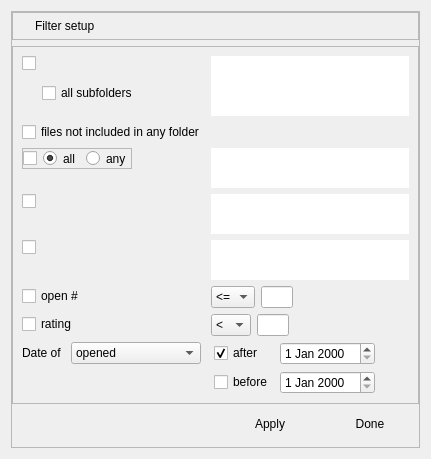
Above: src/widgets/set_filter.ui from Michal-D4/fileo before the change. Below: the same form after it.
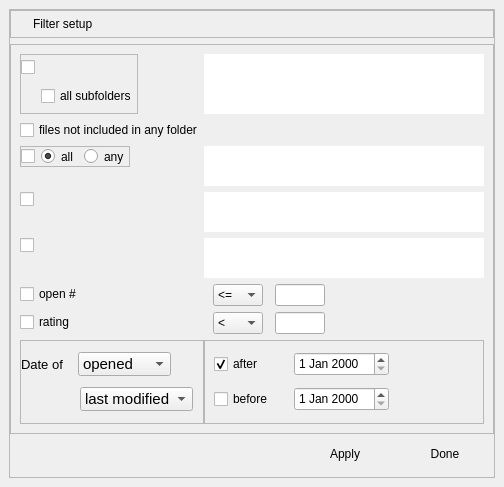
That is the form after the change.

```diff
--- a/src/widgets/set_filter.ui
+++ b/src/widgets/set_filter.ui
@@ -6,16 +6,25 @@
    <rect>
     <x>0</x>
     <y>0</y>
-    <width>431</width>
-    <height>459</height>
+    <width>504</width>
+    <height>487</height>
    </rect>
   </property>
   <property name="windowTitle">
    <string>Form</string>
   </property>
-  <layout class="QVBoxLayout" name="verticalLayout">
-   <property name="spacing">
-    <number>0</number>
+  <layout class="QVBoxLayout" name="VLayoutMain">
+   <property name="leftMargin">
+    <number>9</number>
+   </property>
+   <property name="topMargin">
+    <number>9</number>
+   </property>
+   <property name="rightMargin">
+    <number>9</number>
+   </property>
+   <property name="bottomMargin">
+    <number>9</number>
    </property>
    <item>
     <widget class="QFrame" name="dlg_frame">
@@ -25,7 +34,7 @@
      <property name="frameShadow">
       <enum>QFrame::Raised</enum>
      </property>
-     <layout class="QVBoxLayout" name="verticalLayout_3">
+     <layout class="QVBoxLayout" name="verticalLayout" stretch="0,1,0">
       <property name="leftMargin">
        <number>0</number>
       </property>
@@ -46,7 +55,7 @@
         <property name="frameShadow">
          <enum>QFrame::Raised</enum>
         </property>
-        <layout class="QHBoxLayout" name="horizontalLayout_6" stretch="0,1">
+        <layout class="QHBoxLayout" name="HLayoutTitle" stretch="0,1">
          <property name="topMargin">
           <number>6</number>
          </property>
@@ -79,9 +88,28 @@
          <enum>QFrame::Raised</enum>
         </property>
         <layout class="QFormLayout" name="formLayout">
+         <property name="horizontalSpacing">
+          <number>0</number>
+         </property>
          <item row="0" column="0">
-          <layout class="QVBoxLayout" name="verticalLayout_4">
-           <property name="spacing">
+          <widget class="QFrame" name="frameDir">
+           <property name="frameShape">
+            <enum>QFrame::StyledPanel</enum>
+           </property>
+           <property name="frameShadow">
+            <enum>QFrame::Raised</enum>
+           </property>
+           <layout class="QVBoxLayout" name="VLayoutDir">
+            <property name="leftMargin">
+             <number>0</number>
+            </property>
+            <property name="topMargin">
+             <number>0</number>
+            </property>
+            <property name="rightMargin">
+             <number>0</number>
+            </property>
+            <property name="bottomMargin">
             <number>0</number>
            </property>
            <item>
@@ -92,16 +120,19 @@
             </widget>
            </item>
            <item>
-            <layout class="QHBoxLayout" name="horizontalLayout_8">
+             <layout class="QHBoxLayout" name="HLayoutSubDir">
              <item>
-              <spacer name="verticalSpacer">
+               <spacer name="horizontalSpacer">
                <property name="orientation">
-                <enum>Qt::Vertical</enum>
+                 <enum>Qt::Horizontal</enum>
+                </property>
+                <property name="sizeType">
+                 <enum>QSizePolicy::Fixed</enum>
                </property>
                <property name="sizeHint" stdset="0">
                 <size>
                  <width>20</width>
-                 <height>40</height>
+                  <height>20</height>
                 </size>
                </property>
               </spacer>
@@ -116,6 +147,7 @@
             </layout>
            </item>
           </layout>
+          </widget>
          </item>
          <item row="0" column="1">
           <widget class="QPlainTextEdit" name="dir_list">
@@ -137,6 +169,13 @@
           </widget>
          </item>
          <item row="2" column="0">
+          <widget class="QCheckBox" name="no_folder">
+           <property name="text">
+            <string>files not included in any folder</string>
+           </property>
+          </widget>
+         </item>
+         <item row="3" column="0">
           <widget class="QFrame" name="frame_tag">
            <property name="maximumSize">
             <size>
@@ -153,7 +192,7 @@
            <property name="lineWidth">
             <number>1</number>
            </property>
-           <layout class="QHBoxLayout" name="horizontalLayout_7">
+           <layout class="QHBoxLayout" name="HLayoutTags">
             <property name="leftMargin">
              <number>0</number>
             </property>
@@ -193,7 +232,7 @@
            </layout>
           </widget>
          </item>
-         <item row="2" column="1">
+         <item row="3" column="1">
           <widget class="QPlainTextEdit" name="tag_list">
            <property name="maximumSize">
             <size>
@@ -212,10 +251,10 @@
            </property>
           </widget>
          </item>
-         <item row="4" column="0">
+         <item row="5" column="0">
           <widget class="QCheckBox" name="selected_ext"/>
          </item>
-         <item row="4" column="1">
+         <item row="5" column="1">
           <widget class="QPlainTextEdit" name="ext_list">
            <property name="maximumSize">
             <size>
@@ -234,10 +273,10 @@
            </property>
           </widget>
          </item>
-         <item row="5" column="0">
+         <item row="7" column="0">
           <widget class="QCheckBox" name="selected_author"/>
          </item>
-         <item row="5" column="1">
+         <item row="7" column="1">
           <widget class="QPlainTextEdit" name="author_list">
            <property name="maximumSize">
             <size>
@@ -256,23 +295,38 @@
            </property>
           </widget>
          </item>
-         <item row="6" column="0">
+         <item row="9" column="0">
           <widget class="QCheckBox" name="open_sel">
            <property name="text">
             <string>open #</string>
            </property>
           </widget>
          </item>
-         <item row="6" column="1">
-          <layout class="QHBoxLayout" name="horizontalLayout">
+         <item row="9" column="1">
+          <layout class="QHBoxLayout" name="HLayoutOpen" stretch="1,0,2,1">
+           <property name="leftMargin">
+            <number>9</number>
+           </property>
            <item>
             <widget class="QComboBox" name="open_cond">
+             <property name="sizePolicy">
+              <sizepolicy hsizetype="Fixed" vsizetype="Preferred">
+               <horstretch>0</horstretch>
+               <verstretch>0</verstretch>
+              </sizepolicy>
+             </property>
              <property name="minimumSize">
               <size>
-               <width>40</width>
+               <width>50</width>
                <height>0</height>
               </size>
              </property>
+             <property name="maximumSize">
+              <size>
+               <width>50</width>
+               <height>16777215</height>
+              </size>
+             </property>
              <item>
               <property name="text">
                <string>&lt;=</string>
@@ -285,23 +339,39 @@
              </item>
             </widget>
            </item>
+           <item>
+            <spacer name="horizontalSpacer_7">
+             <property name="orientation">
+              <enum>Qt::Horizontal</enum>
+             </property>
+             <property name="sizeType">
+              <enum>QSizePolicy::Fixed</enum>
+             </property>
+             <property name="sizeHint" stdset="0">
+              <size>
+               <width>12</width>
+               <height>20</height>
+              </size>
+             </property>
+            </spacer>
+           </item>
            <item>
             <widget class="QLineEdit" name="open_edit">
              <property name="sizePolicy">
-              <sizepolicy hsizetype="Fixed" vsizetype="Fixed">
+              <sizepolicy hsizetype="Preferred" vsizetype="Preferred">
                <horstretch>0</horstretch>
                <verstretch>0</verstretch>
               </sizepolicy>
              </property>
              <property name="minimumSize">
               <size>
-               <width>32</width>
+               <width>0</width>
                <height>0</height>
               </size>
              </property>
              <property name="maximumSize">
               <size>
-               <width>32</width>
+               <width>50</width>
                <height>16777215</height>
               </size>
              </property>
@@ -315,9 +385,12 @@
              <property name="orientation">
               <enum>Qt::Horizontal</enum>
              </property>
+             <property name="sizeType">
+              <enum>QSizePolicy::Fixed</enum>
+             </property>
              <property name="sizeHint" stdset="0">
               <size>
-               <width>40</width>
+               <width>80</width>
                <height>20</height>
               </size>
              </property>
@@ -325,23 +398,38 @@
            </item>
           </layout>
          </item>
-         <item row="7" column="0">
+         <item row="11" column="0">
           <widget class="QCheckBox" name="rating_sel">
            <property name="text">
             <string>rating</string>
            </property>
           </widget>
          </item>
-         <item row="7" column="1">
-          <layout class="QHBoxLayout" name="horizontalLayout_2">
+         <item row="11" column="1">
+          <layout class="QHBoxLayout" name="HLayoutRating" stretch="1,0,2,1">
+           <property name="leftMargin">
+            <number>9</number>
+           </property>
            <item>
             <widget class="QComboBox" name="rating_cond">
+             <property name="sizePolicy">
+              <sizepolicy hsizetype="Fixed" vsizetype="Preferred">
+               <horstretch>0</horstretch>
+               <verstretch>0</verstretch>
+              </sizepolicy>
+             </property>
              <property name="minimumSize">
               <size>
-               <width>40</width>
+               <width>50</width>
                <height>0</height>
               </size>
              </property>
+             <property name="maximumSize">
+              <size>
+               <width>50</width>
+               <height>16777215</height>
+              </size>
+             </property>
              <item>
               <property name="text">
                <string>&lt;</string>
@@ -359,23 +447,39 @@
              </item>
             </widget>
            </item>
+           <item>
+            <spacer name="horizontalSpacer_8">
+             <property name="orientation">
+              <enum>Qt::Horizontal</enum>
+             </property>
+             <property name="sizeType">
+              <enum>QSizePolicy::Fixed</enum>
+             </property>
+             <property name="sizeHint" stdset="0">
+              <size>
+               <width>12</width>
+               <height>20</height>
+              </size>
+             </property>
+            </spacer>
+           </item>
            <item>
             <widget class="QLineEdit" name="rating_edit">
              <property name="sizePolicy">
-              <sizepolicy hsizetype="Fixed" vsizetype="Fixed">
+              <sizepolicy hsizetype="Preferred" vsizetype="Preferred">
                <horstretch>0</horstretch>
                <verstretch>0</verstretch>
               </sizepolicy>
              </property>
              <property name="minimumSize">
               <size>
-               <width>32</width>
+               <width>0</width>
                <height>0</height>
               </size>
              </property>
              <property name="maximumSize">
               <size>
-               <width>32</width>
+               <width>50</width>
                <height>16777215</height>
               </size>
              </property>
@@ -389,9 +493,12 @@
              <property name="orientation">
               <enum>Qt::Horizontal</enum>
              </property>
+             <property name="sizeType">
+              <enum>QSizePolicy::Fixed</enum>
+             </property>
              <property name="sizeHint" stdset="0">
               <size>
-               <width>40</width>
+               <width>80</width>
                <height>20</height>
               </size>
              </property>
@@ -399,13 +506,60 @@
            </item>
           </layout>
          </item>
-         <item row="8" column="0">
-          <layout class="QHBoxLayout" name="horizontalLayout_3">
+         <item row="12" column="0">
+          <widget class="QFrame" name="date_type_frame">
+           <property name="sizePolicy">
+            <sizepolicy hsizetype="Preferred" vsizetype="Preferred">
+             <horstretch>0</horstretch>
+             <verstretch>0</verstretch>
+            </sizepolicy>
+           </property>
+           <property name="frameShape">
+            <enum>QFrame::StyledPanel</enum>
+           </property>
+           <property name="frameShadow">
+            <enum>QFrame::Raised</enum>
+           </property>
+           <layout class="QVBoxLayout" name="verticalLayout_2">
            <property name="spacing">
-            <number>9</number>
-           </property>
+             <number>0</number>
+            </property>
+            <property name="leftMargin">
+             <number>0</number>
+            </property>
+            <property name="topMargin">
+             <number>0</number>
+            </property>
+            <property name="rightMargin">
+             <number>0</number>
+            </property>
+            <property name="bottomMargin">
+             <number>0</number>
+            </property>
            <item>
-            <widget class="QLabel" name="label_2">
+             <layout class="QHBoxLayout" name="horizontalLayout">
+              <property name="spacing">
+               <number>12</number>
+              </property>
+              <item>
+               <widget class="QLabel" name="label_3">
+                <property name="sizePolicy">
+                 <sizepolicy hsizetype="Preferred" vsizetype="Preferred">
+                  <horstretch>0</horstretch>
+                  <verstretch>0</verstretch>
+                 </sizepolicy>
+                </property>
+                <property name="minimumSize">
+                 <size>
+                  <width>41</width>
+                  <height>0</height>
+                 </size>
+                </property>
+                <property name="font">
+                 <font>
+                  <pointsize>10</pointsize>
+                 </font>
+                </property>
              <property name="text">
               <string>Date of</string>
              </property>
@@ -413,12 +567,29 @@
            </item>
            <item>
             <widget class="QComboBox" name="date_type">
+                <property name="sizePolicy">
+                 <sizepolicy hsizetype="Preferred" vsizetype="Fixed">
+                  <horstretch>0</horstretch>
+                  <verstretch>0</verstretch>
+                 </sizepolicy>
+                </property>
              <property name="minimumSize">
               <size>
-               <width>130</width>
-               <height>0</height>
-              </size>
-             </property>
+                  <width>91</width>
+                  <height>24</height>
+                 </size>
+                </property>
+                <property name="maximumSize">
+                 <size>
+                  <width>16777215</width>
+                  <height>24</height>
+                 </size>
+                </property>
+                <property name="font">
+                 <font>
+                  <pointsize>11</pointsize>
+                 </font>
+                </property>
              <item>
               <property name="text">
                <string>opened</string>
@@ -441,25 +612,160 @@
              </item>
              <item>
               <property name="text">
-               <string>last_note_date</string>
+                  <string>note_date</string>
               </property>
              </item>
             </widget>
            </item>
-          </layout>
-         </item>
-         <item row="8" column="1">
-          <layout class="QVBoxLayout" name="verticalLayout_2">
+              <item>
+               <spacer name="horizontalSpacer_4">
+                <property name="orientation">
+                 <enum>Qt::Horizontal</enum>
+                </property>
+                <property name="sizeType">
+                 <enum>QSizePolicy::Fixed</enum>
+                </property>
+                <property name="sizeHint" stdset="0">
+                 <size>
+                  <width>32</width>
+                  <height>20</height>
+                 </size>
+                </property>
+               </spacer>
+              </item>
+             </layout>
+            </item>
            <item>
-            <layout class="QHBoxLayout" name="horizontalLayout_4">
+             <layout class="QHBoxLayout" name="horizontalLayout_3">
              <property name="leftMargin">
-              <number>3</number>
-             </property>
+               <number>9</number>
+              </property>
+              <item>
+               <spacer name="horizontalSpacer_9">
+                <property name="orientation">
+                 <enum>Qt::Horizontal</enum>
+                </property>
+                <property name="sizeType">
+                 <enum>QSizePolicy::Fixed</enum>
+                </property>
+                <property name="sizeHint" stdset="0">
+                 <size>
+                  <width>50</width>
+                  <height>20</height>
+                 </size>
+                </property>
+               </spacer>
+              </item>
+              <item>
+               <widget class="QComboBox" name="note_date_type">
+                <property name="sizePolicy">
+                 <sizepolicy hsizetype="Preferred" vsizetype="Fixed">
+                  <horstretch>0</horstretch>
+                  <verstretch>0</verstretch>
+                 </sizepolicy>
+                </property>
+                <property name="minimumSize">
+                 <size>
+                  <width>110</width>
+                  <height>24</height>
+                 </size>
+                </property>
+                <property name="maximumSize">
+                 <size>
+                  <width>16777215</width>
+                  <height>24</height>
+                 </size>
+                </property>
+                <property name="font">
+                 <font>
+                  <pointsize>11</pointsize>
+                 </font>
+                </property>
+                <item>
+                 <property name="text">
+                  <string>last modified</string>
+                 </property>
+                </item>
+                <item>
+                 <property name="text">
+                  <string>any modified</string>
+                 </property>
+                </item>
+                <item>
+                 <property name="text">
+                  <string>last created</string>
+                 </property>
+                </item>
+                <item>
+                 <property name="text">
+                  <string>any created</string>
+                 </property>
+                </item>
+               </widget>
+              </item>
+              <item>
+               <spacer name="horizontalSpacer_10">
+                <property name="orientation">
+                 <enum>Qt::Horizontal</enum>
+                </property>
+                <property name="sizeType">
+                 <enum>QSizePolicy::Fixed</enum>
+                </property>
+                <property name="sizeHint" stdset="0">
+                 <size>
+                  <width>10</width>
+                  <height>20</height>
+                 </size>
+                </property>
+               </spacer>
+              </item>
+             </layout>
+            </item>
+           </layout>
+          </widget>
+         </item>
+         <item row="12" column="1">
+          <widget class="QFrame" name="date_frame">
+           <property name="frameShape">
+            <enum>QFrame::StyledPanel</enum>
+           </property>
+           <property name="frameShadow">
+            <enum>QFrame::Raised</enum>
+           </property>
+           <layout class="QHBoxLayout" name="horizontalLayout_2">
+            <property name="spacing">
+             <number>6</number>
+            </property>
+            <property name="leftMargin">
+             <number>9</number>
+            </property>
+            <property name="topMargin">
+             <number>0</number>
+            </property>
+            <property name="rightMargin">
+             <number>0</number>
+            </property>
+            <property name="bottomMargin">
+             <number>0</number>
+            </property>
+            <item>
+             <layout class="QVBoxLayout" name="verticalLayout_3">
+              <property name="spacing">
+               <number>0</number>
+              </property>
+              <item>
+               <layout class="QHBoxLayout" name="HLayoutAfter_2">
              <item>
               <widget class="QCheckBox" name="after">
+                  <property name="sizePolicy">
+                   <sizepolicy hsizetype="Minimum" vsizetype="Preferred">
+                    <horstretch>0</horstretch>
+                    <verstretch>0</verstretch>
+                   </sizepolicy>
+                  </property>
                <property name="minimumSize">
                 <size>
-                 <width>60</width>
+                    <width>80</width>
                  <height>0</height>
                 </size>
                </property>
@@ -472,33 +778,42 @@
               </widget>
              </item>
              <item>
-              <widget class="QDateEdit" name="after_date"/>
-             </item>
-             <item>
-              <spacer name="horizontalSpacer">
-               <property name="orientation">
-                <enum>Qt::Horizontal</enum>
-               </property>
-               <property name="sizeHint" stdset="0">
+                 <widget class="QDateEdit" name="after_date">
+                  <property name="sizePolicy">
+                   <sizepolicy hsizetype="Minimum" vsizetype="Fixed">
+                    <horstretch>0</horstretch>
+                    <verstretch>0</verstretch>
+                   </sizepolicy>
+                  </property>
+                  <property name="minimumSize">
                 <size>
-                 <width>40</width>
-                 <height>20</height>
-                </size>
-               </property>
-              </spacer>
+                    <width>0</width>
+                    <height>24</height>
+                   </size>
+                  </property>
+                  <property name="maximumSize">
+                   <size>
+                    <width>16777215</width>
+                    <height>24</height>
+                   </size>
+                  </property>
+                 </widget>
              </item>
             </layout>
            </item>
            <item>
-            <layout class="QHBoxLayout" name="horizontalLayout_5">
-             <property name="leftMargin">
-              <number>3</number>
-             </property>
+               <layout class="QHBoxLayout" name="HLayoutBefore_2">
              <item>
               <widget class="QCheckBox" name="before">
+                  <property name="sizePolicy">
+                   <sizepolicy hsizetype="Minimum" vsizetype="Preferred">
+                    <horstretch>0</horstretch>
+                    <verstretch>0</verstretch>
+                   </sizepolicy>
+                  </property>
                <property name="minimumSize">
                 <size>
-                 <width>60</width>
+                    <width>80</width>
                  <height>0</height>
                 </size>
                </property>
@@ -508,10 +823,33 @@
               </widget>
              </item>
              <item>
-              <widget class="QDateEdit" name="before_date"/>
+                 <widget class="QDateEdit" name="before_date">
+                  <property name="sizePolicy">
+                   <sizepolicy hsizetype="Minimum" vsizetype="Fixed">
+                    <horstretch>0</horstretch>
+                    <verstretch>0</verstretch>
+                   </sizepolicy>
+                  </property>
+                  <property name="minimumSize">
+                   <size>
+                    <width>0</width>
+                    <height>24</height>
+                   </size>
+                  </property>
+                  <property name="maximumSize">
+                   <size>
+                    <width>16777215</width>
+                    <height>24</height>
+                   </size>
+                  </property>
+                 </widget>
+                </item>
+               </layout>
+              </item>
+             </layout>
              </item>
              <item>
-              <spacer name="horizontalSpacer_4">
+             <spacer name="horizontalSpacer_6">
                <property name="orientation">
                 <enum>Qt::Horizontal</enum>
                </property>
@@ -524,14 +862,6 @@
               </spacer>
              </item>
             </layout>
-           </item>
-          </layout>
-         </item>
-         <item row="1" column="0">
-          <widget class="QCheckBox" name="no_folder">
-           <property name="text">
-            <string>files not included in any folder</string>
-           </property>
           </widget>
          </item>
         </layout>
```
Lines whose indentation alone changed are shown as unchanged.
